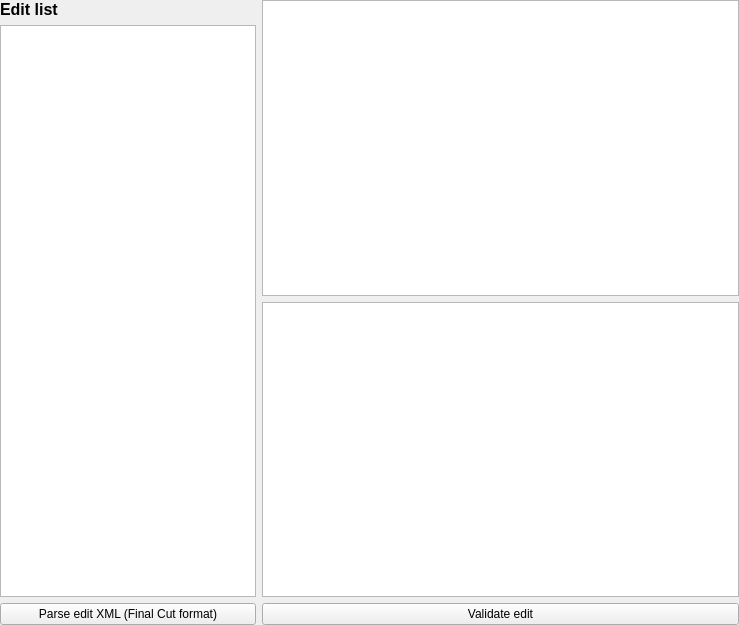
The window that src/_res/edits/edits.ui (IDragonfire/modular-client) describes before a commit, drawn with Qt 5.
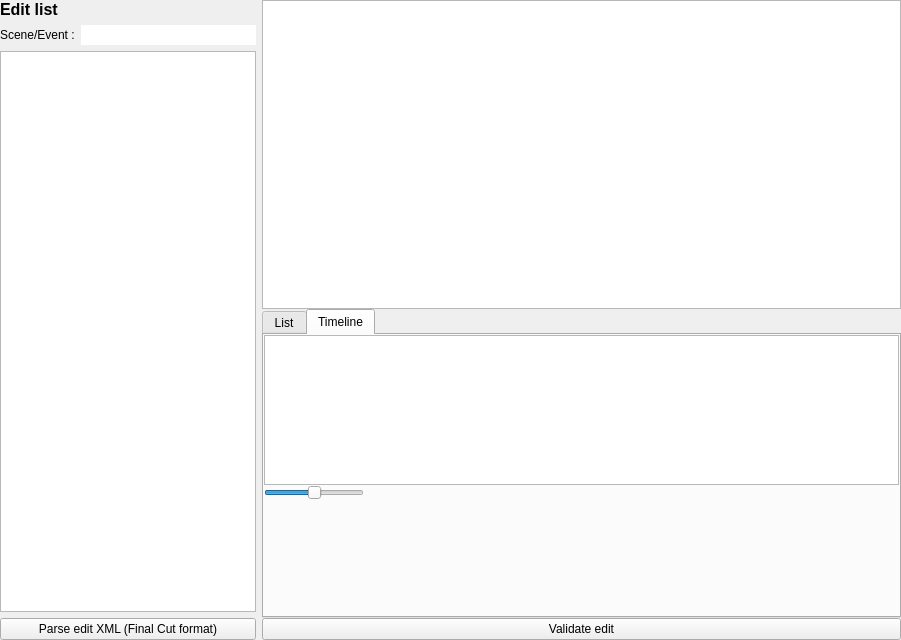
The same window after the commit. The open tabs and pages were chosen to show the change.

```diff
--- a/src/_res/edits/edits.ui
+++ b/src/_res/edits/edits.ui
@@ -6,8 +6,8 @@
    <rect>
     <x>0</x>
     <y>0</y>
-    <width>739</width>
-    <height>625</height>
+    <width>901</width>
+    <height>640</height>
    </rect>
   </property>
   <property name="sizePolicy">
@@ -19,11 +19,11 @@
   <property name="windowTitle">
    <string>Form</string>
   </property>
-  <layout class="QHBoxLayout" name="horizontalLayout">
+  <layout class="QGridLayout" name="gridLayout">
    <property name="margin">
     <number>0</number>
    </property>
-   <item>
+   <item row="0" column="0">
     <widget class="QFrame" name="frame">
      <property name="sizePolicy">
       <sizepolicy hsizetype="Fixed" vsizetype="Expanding">
@@ -54,7 +54,31 @@
        </widget>
       </item>
       <item>
-       <widget class="QListWidget" name="projectList">
+       <layout class="QFormLayout" name="formLayout">
+        <item row="0" column="0">
+         <widget class="QLabel" name="label">
+          <property name="text">
+           <string>Scene/Event :</string>
+          </property>
+         </widget>
+        </item>
+        <item row="0" column="1">
+         <widget class="QLineEdit" name="filterScene">
+          <property name="focusPolicy">
+           <enum>Qt::ClickFocus</enum>
+          </property>
+          <property name="maxLength">
+           <number>32767</number>
+          </property>
+          <property name="frame">
+           <bool>false</bool>
+          </property>
+         </widget>
+        </item>
+       </layout>
+      </item>
+      <item>
+       <widget class="QListWidget" name="clipList">
         <property name="sizePolicy">
          <sizepolicy hsizetype="Expanding" vsizetype="Expanding">
           <horstretch>0</horstretch>
@@ -112,7 +136,7 @@
      </layout>
     </widget>
    </item>
-   <item>
+   <item row="0" column="1">
     <widget class="QFrame" name="listFrame">
      <property name="frameShape">
       <enum>QFrame::NoFrame</enum>
@@ -124,6 +148,9 @@
       <number>0</number>
      </property>
      <layout class="QVBoxLayout" name="verticalLayout_2">
+      <property name="spacing">
+       <number>0</number>
+      </property>
       <property name="margin">
        <number>0</number>
       </property>
@@ -159,15 +186,129 @@
        </widget>
       </item>
       <item>
-       <widget class="QTreeWidget" name="shotTree">
-        <attribute name="headerVisible">
-         <bool>false</bool>
-        </attribute>
-        <column>
-         <property name="text">
-          <string notr="true">1</string>
-         </property>
-        </column>
+       <widget class="QTabWidget" name="topTabs">
+        <property name="currentIndex">
+         <number>0</number>
+        </property>
+        <widget class="QWidget" name="tab">
+         <attribute name="title">
+          <string>List</string>
+         </attribute>
+         <layout class="QGridLayout" name="gridLayout_2">
+          <property name="margin">
+           <number>0</number>
+          </property>
+          <property name="spacing">
+           <number>0</number>
+          </property>
+          <item row="0" column="0">
+           <widget class="QTreeWidget" name="shotTree">
+            <property name="alternatingRowColors">
+             <bool>false</bool>
+            </property>
+            <property name="sortingEnabled">
+             <bool>true</bool>
+            </property>
+            <attribute name="headerVisible">
+             <bool>false</bool>
+            </attribute>
+            <attribute name="headerCascadingSectionResizes">
+             <bool>false</bool>
+            </attribute>
+            <column>
+             <property name="text">
+              <string notr="true">1</string>
+             </property>
+            </column>
+           </widget>
+          </item>
+         </layout>
+        </widget>
+        <widget class="QWidget" name="tab_2">
+         <attribute name="title">
+          <string>Timeline</string>
+         </attribute>
+         <layout class="QGridLayout" name="gridLayout_3">
+          <property name="margin">
+           <number>0</number>
+          </property>
+          <property name="spacing">
+           <number>0</number>
+          </property>
+          <item row="0" column="0">
+           <widget class="QListWidget" name="timelineList">
+            <property name="maximumSize">
+             <size>
+              <width>16777215</width>
+              <height>150</height>
+             </size>
+            </property>
+            <property name="layoutDirection">
+             <enum>Qt::LeftToRight</enum>
+            </property>
+            <property name="verticalScrollBarPolicy">
+             <enum>Qt::ScrollBarAlwaysOff</enum>
+            </property>
+            <property name="dragDropMode">
+             <enum>QAbstractItemView::InternalMove</enum>
+            </property>
+            <property name="movement">
+             <enum>QListView::Snap</enum>
+            </property>
+            <property name="flow">
+             <enum>QListView::LeftToRight</enum>
+            </property>
+            <property name="isWrapping" stdset="0">
+             <bool>false</bool>
+            </property>
+            <property name="resizeMode">
+             <enum>QListView::Adjust</enum>
+            </property>
+            <property name="layoutMode">
+             <enum>QListView::SinglePass</enum>
+            </property>
+            <property name="viewMode">
+             <enum>QListView::ListMode</enum>
+            </property>
+            <property name="selectionRectVisible">
+             <bool>false</bool>
+            </property>
+            <property name="sortingEnabled">
+             <bool>true</bool>
+            </property>
+           </widget>
+          </item>
+          <item row="2" column="0">
+           <spacer name="verticalSpacer">
+            <property name="orientation">
+             <enum>Qt::Vertical</enum>
+            </property>
+            <property name="sizeHint" stdset="0">
+             <size>
+              <width>20</width>
+              <height>40</height>
+             </size>
+            </property>
+           </spacer>
+          </item>
+          <item row="1" column="0">
+           <widget class="QSlider" name="zoomSlider">
+            <property name="maximumSize">
+             <size>
+              <width>100</width>
+              <height>16777215</height>
+             </size>
+            </property>
+            <property name="minimum">
+             <number>-99</number>
+            </property>
+            <property name="orientation">
+             <enum>Qt::Horizontal</enum>
+            </property>
+           </widget>
+          </item>
+         </layout>
+        </widget>
        </widget>
       </item>
       <item>
```
Left out of the diff: 3 changed lines with no effect on the pictures.
